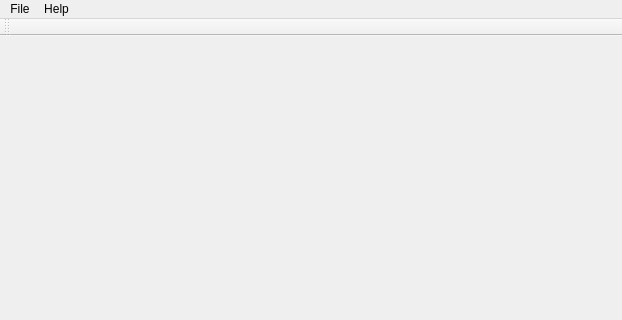
Old version of the form Capzoid/mainwindow.ui in the repository HalloSoft/Capzoid; both pictures show x 0 to 622 and y 0 to 320 of the 622 by 563 pixel window.
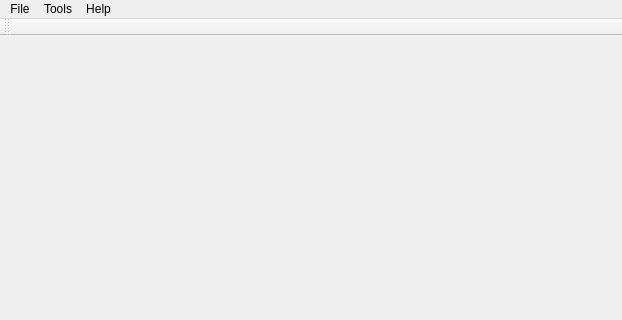
New version of the form. Custom widgets are drawn as their Qt base class.

The edit to the form file:
```diff
--- a/Capzoid/mainwindow.ui
+++ b/Capzoid/mainwindow.ui
@@ -53,7 +53,14 @@
     </property>
     <addaction name="actionAbout"/>
    </widget>
+   <widget class="QMenu" name="menuTools">
+    <property name="title">
+     <string>Tools</string>
+    </property>
+    <addaction name="actionSettings"/>
+   </widget>
    <addaction name="menuFile"/>
+   <addaction name="menuTools"/>
    <addaction name="menuHelp"/>
   </widget>
   <widget class="QToolBar" name="mainToolBar">
```
Left out of the diff: 5 changed lines with no effect on the pictures.
